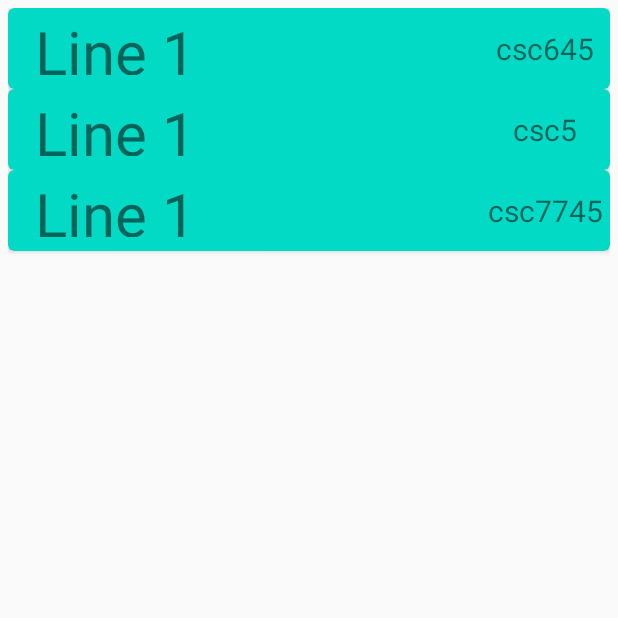
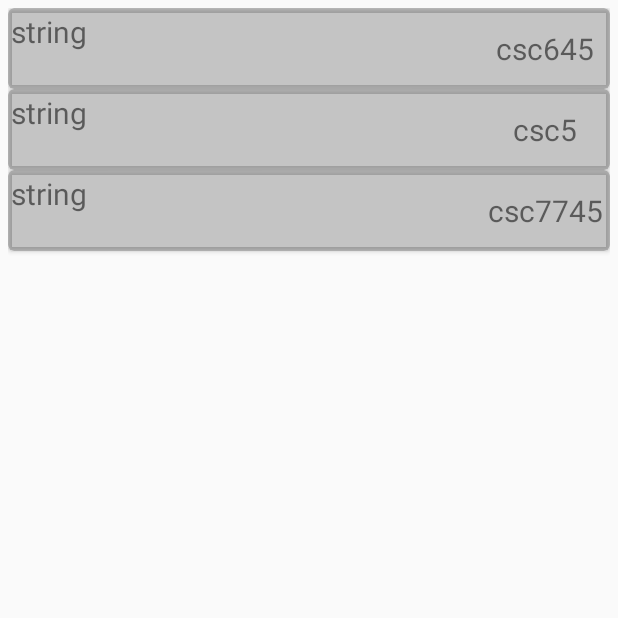
Before and after one commit to Trev32198/schedule_sync_client, an Android app: the ViewForumList screen opened directly, with no data from a screen before it, on a phone screen of 412 x 824 dp, the top half of it. Run offline under Robolectric (Android 15) with nearby library versions, the phone set to English and light mode, and no system bars.

Commit message:
Forum View implemented but not visible

```diff
--- a/app/src/main/java/com/example/myapplication/ForumDataAdapter.java
+++ b/app/src/main/java/com/example/myapplication/ForumDataAdapter.java
@@ -14,22 +14,42 @@ import java.util.ArrayList;
 public class ForumDataAdapter extends RecyclerView.Adapter<ForumDataAdapter.ForumViewHolder> {
 
     private ArrayList<DiscussionThread> mForumList;
+    private OnItemClickListener mListener;
+
+    public interface OnItemClickListener{
+        void onItemClick(int position);
+    }
+
+    public void setOnItemClickListener(OnItemClickListener listener) {
+        mListener = listener;
+    }
 
     public static class ForumViewHolder extends RecyclerView.ViewHolder {
 
-        public TextView forumTitle;
-        public TextView forumCourse;
+        public TextView ForumTitle;
+        public TextView ForumCourse;
 
-        public ForumViewHolder(@NonNull View itemView) {
+        public ForumViewHolder(@NonNull View itemView, final OnItemClickListener listener) {
             super(itemView);
-            forumCourse = itemView.findViewById(R.id.forumListTitle);
-            forumCourse = itemView.findViewById((R.id.forumListCourse));
+            ForumTitle = itemView.findViewById(R.id.forumListTitle);
+            ForumCourse = itemView.findViewById((R.id.forumListCourse));
 
+            itemView.setOnClickListener(new View.OnClickListener() {
+                @Override
+                public void onClick(View v) {
+                    if (listener != null) {
+                        int position = getAdapterPosition();
+                        if (position != RecyclerView.NO_POSITION) {
+                            listener.onItemClick(position);
+                        }
+                    }
+                }
+            });
         }
     }
 
-    public ForumDataAdapter(ArrayList<DiscussionThread> forumList){
-        mForumList = forumList;
+    public ForumDataAdapter(ArrayList<DiscussionThread> ForumList){
+        mForumList = ForumList;
     }
 
     @NonNull
@@ -37,18 +57,15 @@ public class ForumDataAdapter extends RecyclerView.Adapter<ForumDataAdapter.Foru
     public ForumViewHolder onCreateViewHolder(@NonNull ViewGroup parent, int viewType) {
         View v = LayoutInflater.from(parent.getContext()).inflate
                 (R.layout.activity_view_forum_list, parent, false);
-        ForumViewHolder zvh = new ForumViewHolder(v);
+        ForumViewHolder zvh = new ForumViewHolder(v, mListener);
         return zvh;
     }
 
     @Override
     public void onBindViewHolder(@NonNull ForumViewHolder holder, int position) {
         DiscussionThread currentItem = mForumList.get(position);
-
-        System.out.println(mForumList);
-        holder.forumTitle.setText(currentItem.getThreadName());
-        holder.forumCourse.setText(currentItem.getAssociatedCourse());
-
+        holder.ForumTitle.setText(currentItem.getThreadName());
+        holder.ForumCourse.setText(currentItem.getAssociatedCourse());
     }
 
     @Override
--- a/app/src/main/java/com/example/myapplication/ViewForumList.java
+++ b/app/src/main/java/com/example/myapplication/ViewForumList.java
@@ -1,5 +1,6 @@
 package com.example.myapplication;
 
+import android.content.Intent;
 import android.os.Bundle;
 
 import androidx.appcompat.app.AppCompatActivity;
@@ -11,14 +12,14 @@ import java.util.ArrayList;
 public class ViewForumList extends AppCompatActivity {
 
     private RecyclerView mRecyclerView;
-    private RecyclerView.Adapter mAdapter;
+    private ForumDataAdapter mAdapter;
     private  RecyclerView.LayoutManager mLayoutManager;
     @Override
     protected void onCreate(Bundle savedInstanceState) {
         super.onCreate(savedInstanceState);
         setContentView(R.layout.recycler_view);
 
-        ArrayList<DiscussionThread> forumEvents = new ArrayList<>();
+        final ArrayList<DiscussionThread> forumEvents = new ArrayList<>();
         //ClientCommunicator.getThreads();
         //forumEvents = ServerResponseParser.parseDiscussionThreads();
         forumEvents.add(new DiscussionThread( "string", "csc645"));
@@ -31,5 +32,14 @@ public class ViewForumList extends AppCompatActivity {
 
         mRecyclerView.setLayoutManager(mLayoutManager);
         mRecyclerView.setAdapter(mAdapter);
+
+        mAdapter.setOnItemClickListener(new ForumDataAdapter.OnItemClickListener() {
+            @Override
+            public void onItemClick(int position) {
+                Intent intent = new Intent(ViewForumList.this, ExpandForum.class);
+                intent.putExtra("Forum", forumEvents.get(position));
+                startActivity(intent);
+            }
+        });
     }
 }
--- a/app/src/main/res/layout/activity_view_forum_list.xml
+++ b/app/src/main/res/layout/activity_view_forum_list.xml
@@ -5,7 +5,7 @@
     android:id="@+id/container"
     android:layout_width="match_parent"
     android:layout_height="wrap_content"
-    app:cardBackgroundColor="@color/design_default_color_secondary"
+    app:cardBackgroundColor="@color/cardview_shadow_start_color"
     app:cardCornerRadius="4dp"
     tools:context=".ViewForumList">
 
@@ -16,16 +16,16 @@
 
         <TextView
             android:id="@+id/forumListTitle"
-            android:layout_width="wrap_content"
-            android:layout_height="wrap_content"
+            android:layout_width="220dp"
+            android:layout_height="match_parent"
             android:layout_alignParentStart="true"
             android:layout_alignParentLeft="true"
             android:layout_alignParentBottom="true"
-            android:layout_marginStart="16dp"
-            android:layout_marginLeft="16dp"
-            android:layout_marginBottom="7dp"
+            android:layout_marginStart="0dp"
+            android:layout_marginLeft="0dp"
+            android:layout_marginBottom="0dp"
             android:text="Line 1"
-            android:textSize="40sp" />
+            android:textSize="20sp" />
 
         <TextView
             android:id="@+id/forumListCourse"
```
Also changed, not shown: app/src/main/AndroidManifest.xml (+8 -1 lines), app/src/main/java/com/example/myapplication/DiscussionThread.java (+34 -1 lines), app/src/main/java/com/example/myapplication/ExpandForum.java (added, +14 -0 lines), app/src/main/res/layout/activity_expand_forum.xml (added, +21 -0 lines).
